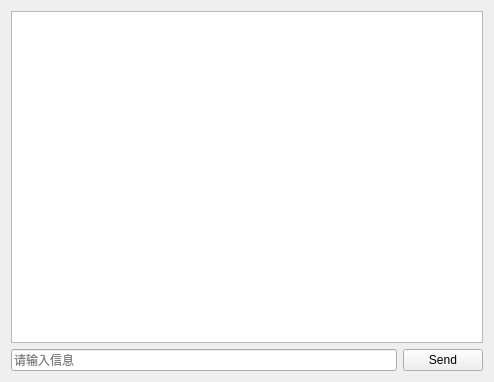
This is ChatWidget.ui in ikk-0/ChatProgram as Qt 5 draws it before an edit. The edited form follows.
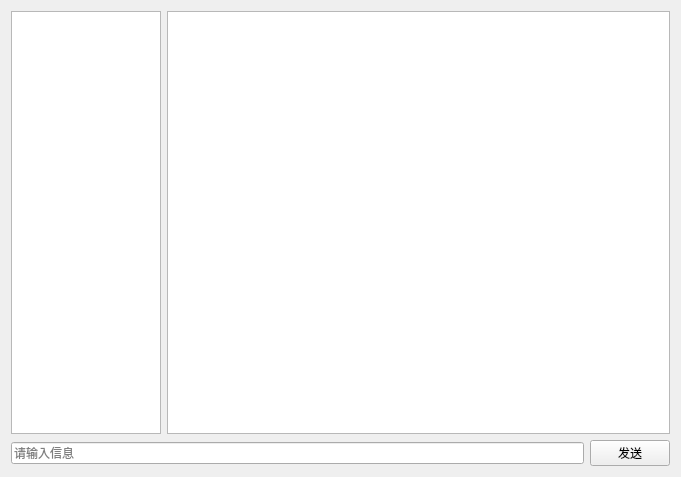
This is the edited form.

What changed in the file:
```diff
--- a/ChatWidget.ui
+++ b/ChatWidget.ui
@@ -6,8 +6,8 @@
    <rect>
     <x>0</x>
     <y>0</y>
-    <width>494</width>
-    <height>382</height>
+    <width>681</width>
+    <height>477</height>
    </rect>
   </property>
   <property name="windowTitle">
@@ -15,6 +15,18 @@
   </property>
   <layout class="QVBoxLayout" name="verticalLayout">
    <item>
+    <layout class="QHBoxLayout" name="horizontalLayout_main">
+     <item>
+      <widget class="QListWidget" name="userList">
+       <property name="maximumSize">
+        <size>
+         <width>150</width>
+         <height>16777215</height>
+        </size>
+       </property>
+      </widget>
+     </item>
+     <item>
     <widget class="QTextEdit" name="display_textE">
      <property name="readOnly">
       <bool>true</bool>
@@ -24,6 +36,8 @@
      </property>
     </widget>
    </item>
+    </layout>
+   </item>
    <item>
     <layout class="QHBoxLayout" name="horizontalLayout">
      <item>
@@ -36,7 +50,7 @@
      <item>
       <widget class="QPushButton" name="send_btn">
        <property name="text">
-        <string>Send</string>
+        <string>发送</string>
        </property>
       </widget>
      </item>
```
Left out of the diff: 2 changed lines with no effect on the pictures. Lines whose indentation alone changed are shown as unchanged.
